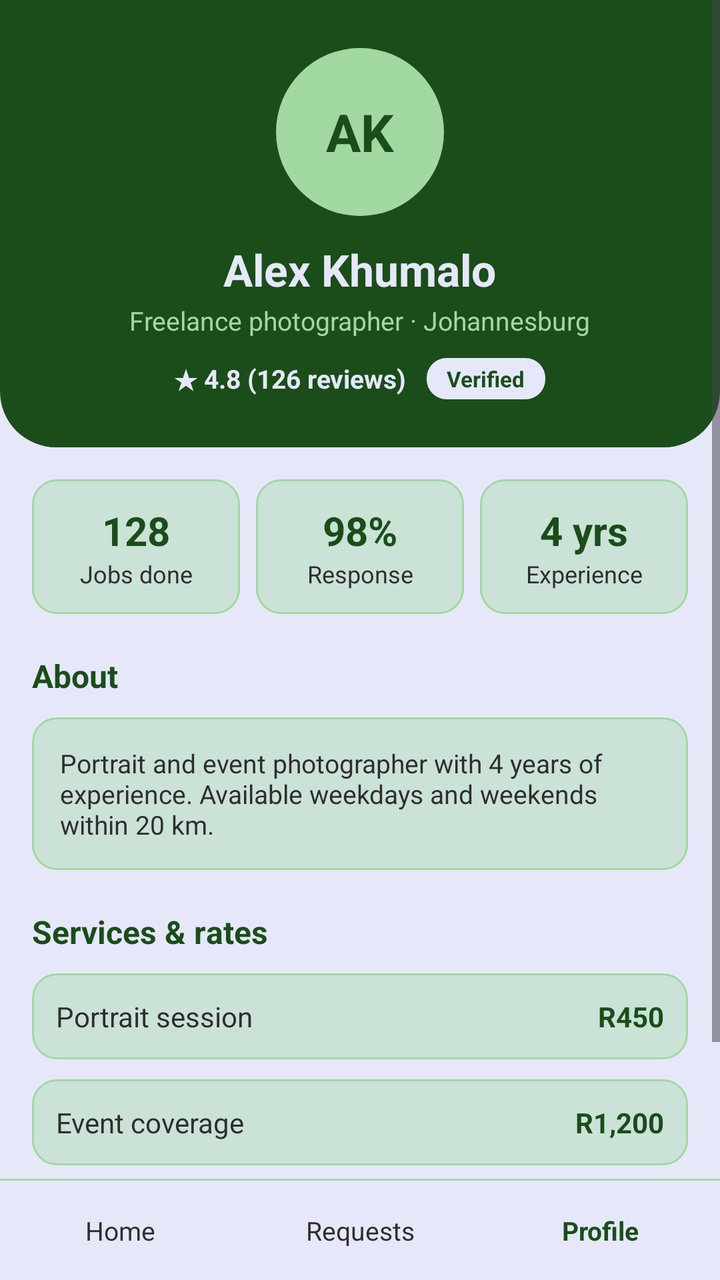
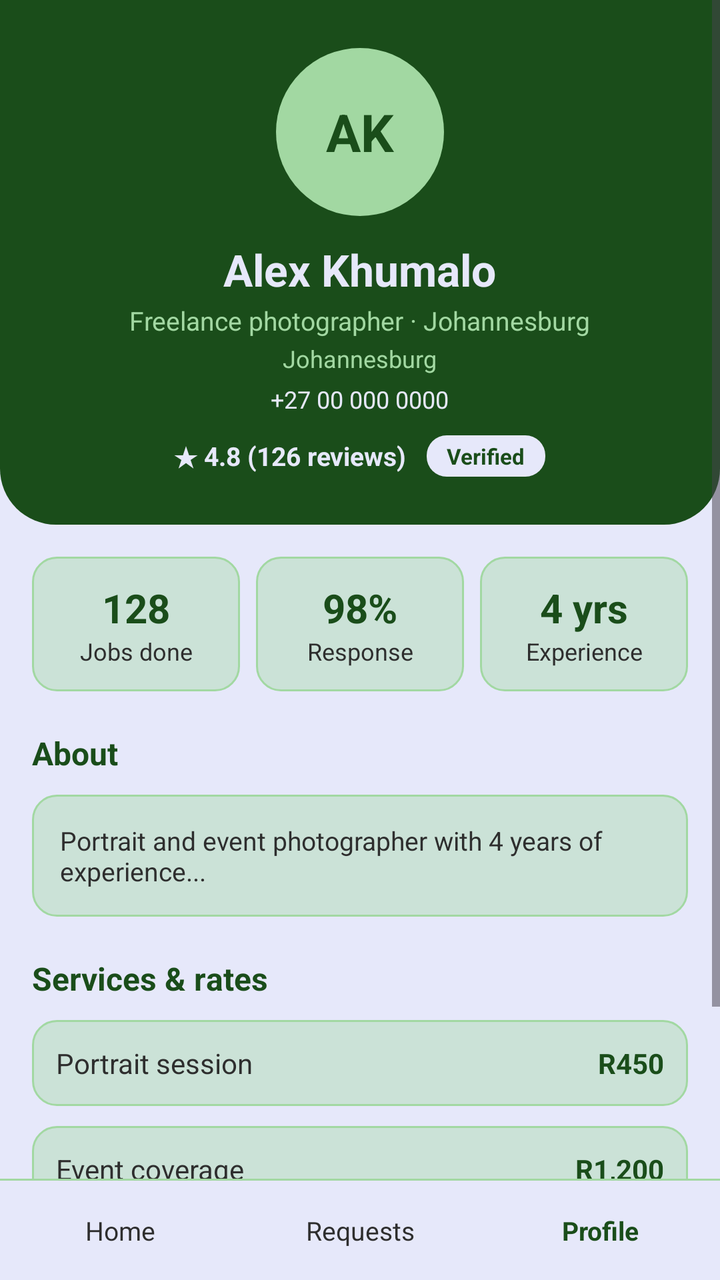

The first picture is an Android layout as it rendered before a commit; the second is the same layout after the commit. The layout source and the unified diff follow.
<!-- AndroidManifest.xml: application theme Theme.GeoConnect -->
<!-- res/layout/activity_freelancer_profile.xml -->
<?xml version="1.0" encoding="utf-8"?>
<LinearLayout
    xmlns:android="http://schemas.android.com/apk/res/android"
    android:id="@+id/main"
    android:layout_width="match_parent"
    android:layout_height="match_parent"
    android:orientation="vertical"
    android:background="@color/glitter">

    <ScrollView
        android:layout_width="match_parent"
        android:layout_height="0dp"
        android:layout_weight="1">

        <LinearLayout
            android:layout_width="match_parent"
            android:layout_height="wrap_content"
            android:orientation="vertical">

            <LinearLayout
                android:layout_width="match_parent"
                android:layout_height="wrap_content"
                android:orientation="vertical"
                android:background="@drawable/bg_header"
                android:padding="24dp"
                android:paddingTop="28dp"
                android:paddingBottom="28dp"
                android:gravity="center_horizontal">

                <TextView
                    android:layout_width="84dp"
                    android:layout_height="84dp"
                    android:text="AK"
                    android:textColor="@color/forest_green"
                    android:textSize="26sp"
                    android:textStyle="bold"
                    android:gravity="center"
                    android:background="@drawable/bg_avatar" />

                <TextView
                    android:layout_width="wrap_content"
                    android:layout_height="wrap_content"
                    android:text="Alex Khumalo"
                    android:textColor="@color/glitter"
                    android:textSize="22sp"
                    android:textStyle="bold"
                    android:layout_marginTop="12dp" />

                <TextView
                    android:layout_width="wrap_content"
                    android:layout_height="wrap_content"
                    android:text="Freelance photographer · Johannesburg"
                    android:textColor="@color/sage_green"
                    android:textSize="13sp"
                    android:layout_marginTop="2dp" />

                <LinearLayout
                    android:layout_width="wrap_content"
                    android:layout_height="wrap_content"
                    android:orientation="horizontal"
                    android:layout_marginTop="10dp"
                    android:gravity="center">

                    <TextView
                        android:layout_width="wrap_content"
                        android:layout_height="wrap_content"
                        android:text="★ 4.8 (126 reviews)"
                        android:textColor="@color/glitter"
                        android:textSize="13sp"
                        android:textStyle="bold" />

                    <TextView
                        android:layout_width="wrap_content"
                        android:layout_height="wrap_content"
                        android:text="Verified"
                        android:textColor="@color/forest_green"
                        android:textSize="11sp"
                        android:textStyle="bold"
                        android:layout_marginStart="10dp"
                        android:paddingStart="10dp"
                        android:paddingEnd="10dp"
                        android:paddingTop="3dp"
                        android:paddingBottom="3dp"
                        android:background="@drawable/bg_button_light" />

                </LinearLayout>

            </LinearLayout>

            <LinearLayout
                android:layout_width="match_parent"
                android:layout_height="wrap_content"
                android:orientation="vertical"
                android:padding="16dp"
                android:layout_marginTop="0dp">

                <LinearLayout
                    android:layout_width="match_parent"
                    android:layout_height="wrap_content"
                    android:orientation="horizontal"
                    android:layout_marginTop="0dp">

                    <LinearLayout
                        android:layout_width="0dp"
                        android:layout_height="wrap_content"
                        android:orientation="vertical"
                        android:layout_weight="1"
                        android:background="@drawable/bg_card"
                        android:padding="12dp"
                        android:layout_marginEnd="8dp">

                        <TextView
                            android:layout_width="match_parent"
                            android:layout_height="wrap_content"
                            android:text="128"
                            android:textColor="@color/forest_green"
                            android:textSize="20sp"
                            android:textStyle="bold"
                            android:gravity="center" />

                        <TextView
                            android:layout_width="match_parent"
                            android:layout_height="wrap_content"
                            android:text="Jobs done"
                            android:textColor="@color/black"
                            android:textSize="12sp"
                            android:gravity="center" />

                    </LinearLayout>

                    <LinearLayout
                        android:layout_width="0dp"
                        android:layout_height="wrap_content"
                        android:orientation="vertical"
                        android:layout_weight="1"
                        android:background="@drawable/bg_card"
                        android:padding="12dp"
                        android:layout_marginEnd="8dp">

                        <TextView
                            android:layout_width="match_parent"
                            android:layout_height="wrap_content"
                            android:text="98%"
                            android:textColor="@color/forest_green"
                            android:textSize="20sp"
                            android:textStyle="bold"
                            android:gravity="center" />

                        <TextView
                            android:layout_width="match_parent"
                            android:layout_height="wrap_content"
                            android:text="Response"
                            android:textColor="@color/black"
                            android:textSize="12sp"
                            android:gravity="center" />

                    </LinearLayout>

                    <LinearLayout
                        android:layout_width="0dp"
                        android:layout_height="wrap_content"
                        android:orientation="vertical"
                        android:layout_weight="1"
                        android:background="@drawable/bg_card"
                        android:padding="12dp">

                        <TextView
                            android:layout_width="match_parent"
                            android:layout_height="wrap_content"
                            android:text="4 yrs"
                            android:textColor="@color/forest_green"
                            android:textSize="20sp"
                            android:textStyle="bold"
                            android:gravity="center" />

                        <TextView
                            android:layout_width="match_parent"
                            android:layout_height="wrap_content"
                            android:text="Experience"
                            android:textColor="@color/black"
                            android:textSize="12sp"
                            android:gravity="center" />

                    </LinearLayout>

                </LinearLayout>

                <TextView
                    android:layout_width="wrap_content"
                    android:layout_height="wrap_content"
                    android:text="About"
                    android:textColor="@color/forest_green"
                    android:textSize="16sp"
                    android:textStyle="bold"
                    android:layout_marginTop="20dp" />

                <LinearLayout
                    android:layout_width="match_parent"
                    android:layout_height="wrap_content"
                    android:orientation="vertical"
                    android:layout_marginTop="10dp"
                    android:background="@drawable/bg_card"
                    android:padding="14dp">

                    <TextView
                        android:layout_width="wrap_content"
                        android:layout_height="wrap_content"
                        android:text="Portrait and event photographer with 4 years of experience. Available weekdays and weekends within 20 km."
                        android:textColor="@color/black"
                        android:textSize="13sp" />

                </LinearLayout>

                <TextView
                    android:layout_width="wrap_content"
                    android:layout_height="wrap_content"
                    android:text="Services &amp; rates"
                    android:textColor="@color/forest_green"
                    android:textSize="16sp"
                    android:textStyle="bold"
                    android:layout_marginTop="20dp" />

                <LinearLayout
                    android:layout_width="match_parent"
                    android:layout_height="wrap_content"
                    android:orientation="vertical"
                    android:layout_marginTop="10dp"
                    android:background="@drawable/bg_card"
                    android:padding="12dp">

                    <LinearLayout
                        android:layout_width="match_parent"
                        android:layout_height="wrap_content"
                        android:orientation="horizontal">

                        <TextView
                            android:layout_width="0dp"
                            android:layout_height="wrap_content"
                            android:text="Portrait session"
                            android:textColor="@color/black"
                            android:textSize="14sp"
                            android:layout_weight="1" />

                        <TextView
                            android:layout_width="wrap_content"
                            android:layout_height="wrap_content"
                            android:text="R450"
                            android:textColor="@color/forest_green"
                            android:textSize="14sp"
                            android:textStyle="bold" />

                    </LinearLayout>

                </LinearLayout>

                <LinearLayout
                    android:layout_width="match_parent"
                    android:layout_height="wrap_content"
                    android:orientation="vertical"
                    android:layout_marginTop="10dp"
                    android:background="@drawable/bg_card"
                    android:padding="12dp">

                    <LinearLayout
                        android:layout_width="match_parent"
                        android:layout_height="wrap_content"
                        android:orientation="horizontal">

                        <TextView
                            android:layout_width="0dp"
                            android:layout_height="wrap_content"
                            android:text="Event coverage"
                            android:textColor="@color/black"
                            android:textSize="14sp"
                            android:layout_weight="1" />

                        <TextView
                            android:layout_width="wrap_content"
                            android:layout_height="wrap_content"
                            android:text="R1,200"
                            android:textColor="@color/forest_green"
                            android:textSize="14sp"
                            android:textStyle="bold" />

                    </LinearLayout>

                </LinearLayout>

                <TextView
                    android:id="@+id/btnEditProfile"
                    android:layout_width="match_parent"
                    android:layout_height="48dp"
                    android:text="Edit profile"
                    android:textColor="@color/forest_green"
                    android:textSize="14sp"
                    android:textStyle="bold"
                    android:gravity="center"
                    android:layout_marginTop="20dp"
                    android:background="@drawable/bg_button_outline"
                    android:clickable="true"
                    android:focusable="true"
                    android:minHeight="48dp"
                    android:minWidth="48dp" />

            </LinearLayout>

        </LinearLayout>

    </ScrollView>

    <View
        android:layout_width="match_parent"
        android:layout_height="1dp"
        android:background="@color/sage_green" />

    <LinearLayout
        android:layout_width="match_parent"
        android:layout_height="wrap_content"
        android:orientation="horizontal"
        android:background="@color/glitter">

        <TextView
            android:id="@+id/navHome"
            android:layout_width="0dp"
            android:layout_height="wrap_content"
            android:text="Home"
            android:textColor="@color/black"
            android:textSize="13sp"
            android:textStyle="normal"
            android:layout_weight="1"
            android:gravity="center"
            android:padding="16dp"
            android:clickable="true"
            android:focusable="true"
            android:minHeight="48dp"
            android:minWidth="48dp" />

        <TextView
            android:id="@+id/navRequests"
            android:layout_width="0dp"
            android:layout_height="wrap_content"
            android:text="Requests"
            android:textColor="@color/black"
            android:textSize="13sp"
            android:textStyle="normal"
            android:layout_weight="1"
            android:gravity="center"
            android:padding="16dp"
            android:clickable="true"
            android:focusable="true"
            android:minHeight="48dp"
            android:minWidth="48dp" />

        <TextView
            android:id="@+id/navProfile"
            android:layout_width="0dp"
            android:layout_height="wrap_content"
            android:text="Profile"
            android:textColor="@color/forest_green"
            android:textSize="13sp"
            android:textStyle="bold"
            android:layout_weight="1"
            android:gravity="center"
            android:padding="16dp"
            android:clickable="true"
            android:focusable="true"
            android:minHeight="48dp"
            android:minWidth="48dp" />

    </LinearLayout>

</LinearLayout>
<!-- resources referenced by this layout -->
<resources>
  <color name="black">#2E2E2E</color>
  <color name="forest_green">#1A4D1A</color>
  <color name="glitter">#E6E8FA</color>
  <color name="sage_green">#A2D8A2</color>
  <!-- drawable bg_avatar (drawable) -->
  <?xml version="1.0" encoding="utf-8"?>
  <shape xmlns:android="http://schemas.android.com/apk/res/android" android:shape="oval">
      <solid android:color="@color/sage_green" />
  </shape>
  <!-- drawable bg_button_light (drawable) -->
  <?xml version="1.0" encoding="utf-8"?>
  <shape xmlns:android="http://schemas.android.com/apk/res/android">
      <solid android:color="@color/glitter" />
      <corners android:radius="10dp" />
  </shape>
  <!-- drawable bg_button_outline (drawable) -->
  <?xml version="1.0" encoding="utf-8"?>
  <shape xmlns:android="http://schemas.android.com/apk/res/android">
      <solid android:color="@color/glitter" />
      <stroke android:width="1dp" android:color="@color/forest_green" />
      <corners android:radius="10dp" />
  </shape>
  <!-- drawable bg_card (drawable) -->
  <?xml version="1.0" encoding="utf-8"?>
  <shape xmlns:android="http://schemas.android.com/apk/res/android">
      <solid android:color="#66A2D8A2" />
      <stroke android:width="1dp" android:color="@color/sage_green" />
      <corners android:radius="12dp" />
  </shape>
  <!-- drawable bg_header (drawable) -->
  <?xml version="1.0" encoding="utf-8"?>
      <shape xmlns:android="http://schemas.android.com/apk/res/android">
          <solid android:color="@color/forest_green" />
          <corners android:bottomLeftRadius="28dp" android:bottomRightRadius="28dp" />
      </shape>
  <style name="Theme.GeoConnect" parent="Base.Theme.GeoConnect" />
  <style name="Base.Theme.GeoConnect" parent="Theme.Material3.DayNight.NoActionBar">
          
          
      </style>
</resources>

<!-- the commit's change to res/layout/activity_freelancer_profile.xml (unified diff, before → after) -->
@@ -38,6 +38,7 @@
                     android:background="@drawable/bg_avatar" />
 
                 <TextView
+                    android:id="@+id/tvProfileName"
                     android:layout_width="wrap_content"
                     android:layout_height="wrap_content"
                     android:text="Alex Khumalo"
@@ -47,12 +48,29 @@
                     android:layout_marginTop="12dp" />
 
                 <TextView
+                    android:id="@+id/tvProfileCategory"
                     android:layout_width="wrap_content"
                     android:layout_height="wrap_content"
                     android:text="Freelance photographer · Johannesburg"
                     android:textColor="@color/sage_green"
                     android:textSize="13sp"
                     android:layout_marginTop="2dp" />
+                <TextView
+                    android:id="@+id/tvProfileServiceArea"
+                    android:layout_width="wrap_content"
+                    android:layout_height="wrap_content"
+                    android:text="Johannesburg"
+                    android:textColor="@color/sage_green"
+                    android:textSize="12sp"
+                    android:layout_marginTop="2dp" />
+                <TextView
+                    android:id="@+id/tvProfilePhone"
+                    android:layout_width="wrap_content"
+                    android:layout_height="wrap_content"
+                    android:text="+27 00 000 0000"
+                    android:textColor="@color/glitter"
+                    android:textSize="12sp"
+                    android:layout_marginTop="4dp" />
 
                 <LinearLayout
                     android:layout_width="wrap_content"
@@ -62,6 +80,7 @@
                     android:gravity="center">
 
                     <TextView
+                        android:id="@+id/tvProfileRating"
                         android:layout_width="wrap_content"
                         android:layout_height="wrap_content"
                         android:text="★ 4.8 (126 reviews)"
@@ -110,6 +129,7 @@
                         android:layout_marginEnd="8dp">
 
                         <TextView
+                            android:id="@+id/tvProfileJobsDone"
                             android:layout_width="match_parent"
                             android:layout_height="wrap_content"
                             android:text="128"
@@ -138,6 +158,7 @@
                         android:layout_marginEnd="8dp">
 
                         <TextView
+                            android:id="@+id/tvProfileResponse"
                             android:layout_width="match_parent"
                             android:layout_height="wrap_content"
                             android:text="98%"
@@ -165,6 +186,7 @@
                         android:padding="12dp">
 
                         <TextView
+                            android:id="@+id/tvProfileExperience"
                             android:layout_width="match_parent"
                             android:layout_height="wrap_content"
                             android:text="4 yrs"
@@ -203,9 +225,10 @@
                     android:padding="14dp">
 
                     <TextView
+                        android:id="@+id/tvProfileBio"
                         android:layout_width="wrap_content"
                         android:layout_height="wrap_content"
-                        android:text="Portrait and event photographer with 4 years of experience. Available weekdays and weekends within 20 km."
+                        android:text="Portrait and event photographer with 4 years of experience..."
                         android:textColor="@color/black"
                         android:textSize="13sp" />
 
@@ -242,6 +265,7 @@
                             android:layout_weight="1" />
 
                         <TextView
+                            android:id="@+id/tvServiceRate1"
                             android:layout_width="wrap_content"
                             android:layout_height="wrap_content"
                             android:text="R450"
